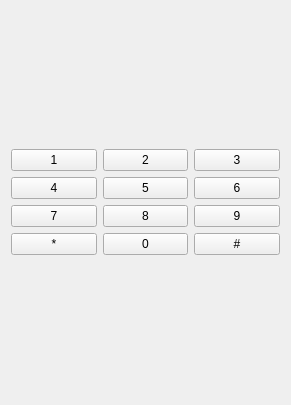
Before: the Qt Designer form dialogsnumber.ui in lanxiaziyi/ZNetCallClient, drawn with Qt 5.
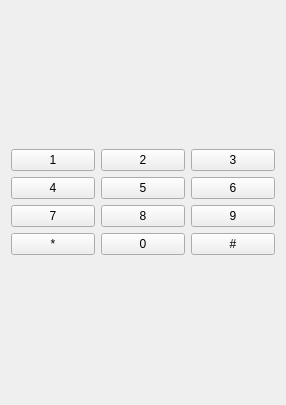
After: the same form once the commit is applied.

```diff
--- a/dialogsnumber.ui
+++ b/dialogsnumber.ui
@@ -6,7 +6,7 @@
    <rect>
     <x>0</x>
     <y>0</y>
-    <width>291</width>
+    <width>286</width>
     <height>405</height>
    </rect>
   </property>
```
